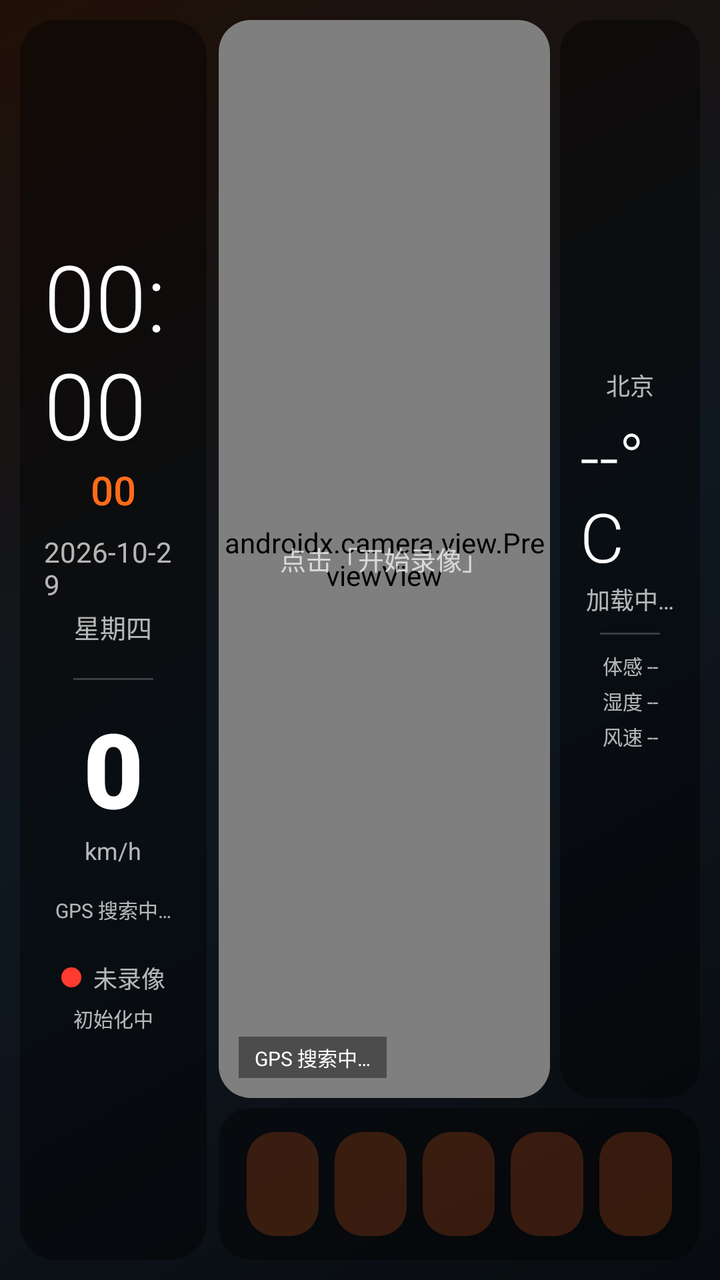
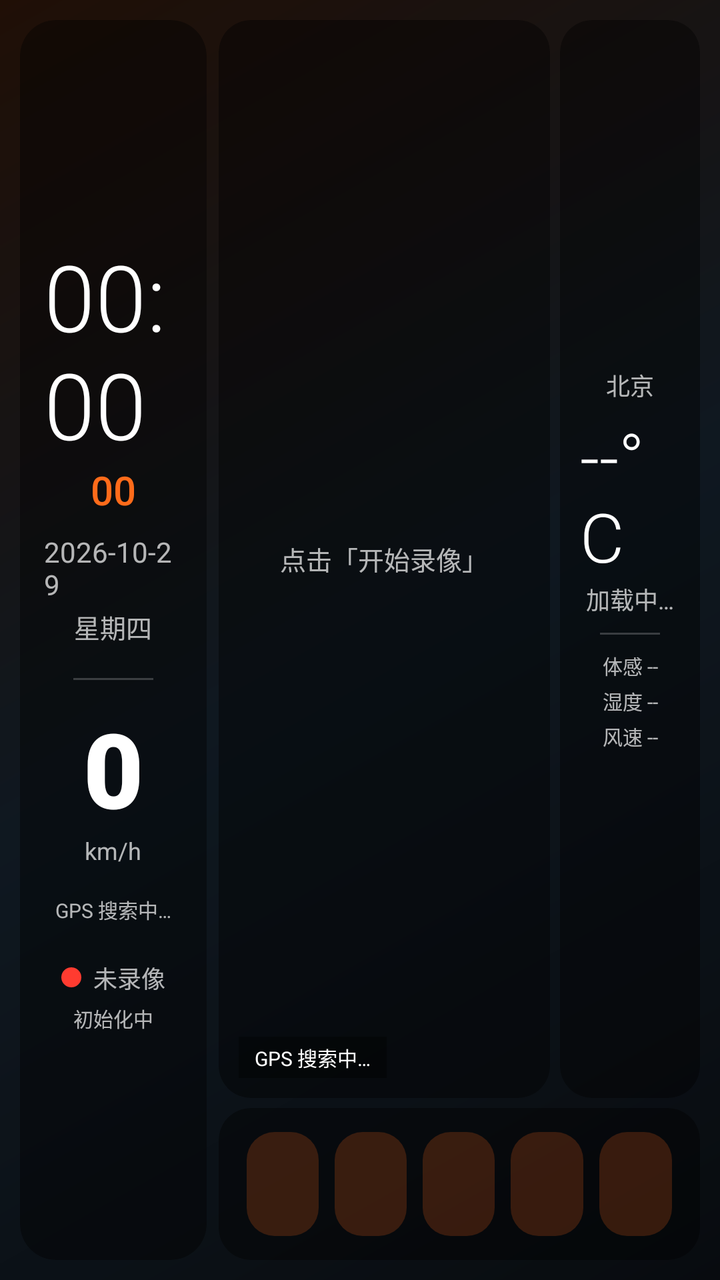

Compare the two renders of this Android layout. The source of the first and the diff that turns it into the second are given below.
<!-- AndroidManifest.xml: activity theme Theme.MotoPlay.Fullscreen -->
<!-- res/layout/activity_main.xml -->
<?xml version="1.0" encoding="utf-8"?>

<FrameLayout xmlns:android="http://schemas.android.com/apk/res/android"
    xmlns:app="http://schemas.android.com/apk/res-auto"
    android:id="@+id/rootLayout"
    android:layout_width="match_parent"
    android:layout_height="match_parent"
    android:background="@android:color/black">
    
    <ImageView
        android:id="@+id/ivWallpaper"
        android:layout_width="match_parent"
        android:layout_height="match_parent"
        android:scaleType="centerCrop"
        android:contentDescription="@null"
        android:src="@drawable/bg_default" />
    
    <View
        android:id="@+id/wallpaperScrim"
        android:layout_width="match_parent"
        android:layout_height="match_parent"
        android:background="#40000000" />
    
    <LinearLayout
        android:layout_width="match_parent"
        android:layout_height="match_parent"
        android:orientation="horizontal"
        android:padding="10dp">
        
        <androidx.cardview.widget.CardView
            android:id="@+id/leftPanel"
            android:layout_width="0dp"
            android:layout_height="match_parent"
            android:layout_weight="0.28"
            android:layout_marginEnd="6dp"
            app:cardCornerRadius="18dp"
            app:cardElevation="0dp"
            app:cardBackgroundColor="@color/glass_bg">
            <LinearLayout
                android:layout_width="match_parent"
                android:layout_height="match_parent"
                android:orientation="vertical"
                android:gravity="center"
                android:padding="12dp">
                <TextView
                    android:id="@+id/tvTime"
                    android:layout_width="wrap_content"
                    android:layout_height="wrap_content"
                    android:text="00:00"
                    android:textColor="@color/text_primary"
                    android:textSize="46sp"
                    android:fontFamily="sans-serif-light"
                    android:includeFontPadding="false" />
                <TextView
                    android:id="@+id/tvSeconds"
                    android:layout_width="wrap_content"
                    android:layout_height="wrap_content"
                    android:text="00"
                    android:textColor="@color/moto_orange"
                    android:textSize="20sp"
                    android:fontFamily="sans-serif-medium" />
                <TextView
                    android:id="@+id/tvDate"
                    android:layout_width="wrap_content"
                    android:layout_height="wrap_content"
                    android:layout_marginTop="8dp"
                    android:text="2026-10-29"
                    android:textColor="@color/text_secondary"
                    android:textSize="14sp" />
                <TextView
                    android:id="@+id/tvWeekday"
                    android:layout_width="wrap_content"
                    android:layout_height="wrap_content"
                    android:layout_marginTop="2dp"
                    android:text="星期四"
                    android:textColor="@color/text_secondary"
                    android:textSize="13sp" />
                <View
                    android:layout_width="40dp"
                    android:layout_height="1dp"
                    android:layout_marginTop="16dp"
                    android:layout_marginBottom="16dp"
                    android:background="@color/glass_stroke" />
                <TextView
                    android:id="@+id/tvSpeed"
                    android:layout_width="wrap_content"
                    android:layout_height="wrap_content"
                    android:text="0"
                    android:textColor="@color/text_primary"
                    android:textSize="52sp"
                    android:fontFamily="sans-serif-black"
                    android:includeFontPadding="false" />
                <TextView
                    android:layout_width="wrap_content"
                    android:layout_height="wrap_content"
                    android:text="km/h"
                    android:textColor="@color/text_secondary"
                    android:textSize="12sp" />
                <TextView
                    android:id="@+id/tvCoord"
                    android:layout_width="match_parent"
                    android:layout_height="wrap_content"
                    android:layout_marginTop="14dp"
                    android:gravity="center"
                    android:text="GPS 搜索中…"
                    android:textColor="@color/text_secondary"
                    android:textSize="10sp"
                    android:maxLines="2" />
                <LinearLayout
                    android:layout_width="wrap_content"
                    android:layout_height="wrap_content"
                    android:layout_marginTop="18dp"
                    android:gravity="center_vertical"
                    android:orientation="horizontal">
                    <View
                        android:id="@+id/recDot"
                        android:layout_width="10dp"
                        android:layout_height="10dp"
                        android:background="@drawable/shape_dot_red" />
                    <TextView
                        android:id="@+id/tvRecStatus"
                        android:layout_width="wrap_content"
                        android:layout_height="wrap_content"
                        android:layout_marginStart="6dp"
                        android:text="未录像"
                        android:textColor="@color/text_secondary"
                        android:textSize="12sp" />
                </LinearLayout>
                <TextView
                    android:id="@+id/tvCameraMode"
                    android:layout_width="wrap_content"
                    android:layout_height="wrap_content"
                    android:layout_marginTop="4dp"
                    android:text="初始化中"
                    android:textColor="@color/text_secondary"
                    android:textSize="10sp" />
            </LinearLayout>
        </androidx.cardview.widget.CardView>
        
        <LinearLayout
            android:layout_width="0dp"
            android:layout_height="match_parent"
            android:layout_weight="0.72"
            android:orientation="vertical">
            
            <LinearLayout
                android:layout_width="match_parent"
                android:layout_height="0dp"
                android:layout_weight="1"
                android:orientation="horizontal">
                
                <androidx.cardview.widget.CardView
                    android:layout_width="0dp"
                    android:layout_height="match_parent"
                    android:layout_weight="1"
                    android:layout_marginEnd="5dp"
                    app:cardCornerRadius="16dp"
                    app:cardElevation="0dp"
                    app:cardBackgroundColor="@color/glass_bg">
                    <FrameLayout
                        android:layout_width="match_parent"
                        android:layout_height="match_parent">
                        <androidx.camera.view.PreviewView
                            android:id="@+id/previewView"
                            android:layout_width="match_parent"
                            android:layout_height="match_parent"
                            app:scaleType="fillCenter" />
                        <androidx.camera.view.PreviewView
                            android:id="@+id/frontPreviewView"
                            android:layout_width="110dp"
                            android:layout_height="80dp"
                            android:layout_gravity="top|end"
                            android:layout_margin="8dp"
                            android:visibility="gone"
                            app:scaleType="fillCenter" />
                        <TextView
                            android:id="@+id/tvWatermark"
                            android:layout_width="wrap_content"
                            android:layout_height="wrap_content"
                            android:layout_gravity="bottom|start"
                            android:layout_margin="10dp"
                            android:background="#66000000"
                            android:paddingHorizontal="8dp"
                            android:paddingVertical="3dp"
                            android:text="GPS 搜索中…"
                            android:textColor="@color/white"
                            android:textSize="10sp" />
                        <TextView
                            android:id="@+id/tvPreviewHint"
                            android:layout_width="wrap_content"
                            android:layout_height="wrap_content"
                            android:layout_gravity="center"
                            android:text="点击「开始录像」"
                            android:textColor="@color/text_secondary"
                            android:textSize="13sp" />
                    </FrameLayout>
                </androidx.cardview.widget.CardView>
                
                <androidx.cardview.widget.CardView
                    android:layout_width="0dp"
                    android:layout_height="match_parent"
                    android:layout_weight="0.42"
                    app:cardCornerRadius="16dp"
                    app:cardElevation="0dp"
                    app:cardBackgroundColor="@color/glass_bg">
                    <LinearLayout
                        android:layout_width="match_parent"
                        android:layout_height="match_parent"
                        android:orientation="vertical"
                        android:gravity="center"
                        android:padding="10dp">
                        <TextView
                            android:id="@+id/tvWeatherCity"
                            android:layout_width="wrap_content"
                            android:layout_height="wrap_content"
                            android:text="北京"
                            android:textColor="@color/text_secondary"
                            android:textSize="12sp" />
                        <TextView
                            android:id="@+id/tvWeatherTemp"
                            android:layout_width="wrap_content"
                            android:layout_height="wrap_content"
                            android:layout_marginTop="4dp"
                            android:text="--°C"
                            android:textColor="@color/text_primary"
                            android:textSize="34sp"
                            android:fontFamily="sans-serif-light" />
                        <TextView
                            android:id="@+id/tvWeatherDesc"
                            android:layout_width="wrap_content"
                            android:layout_height="wrap_content"
                            android:text="加载中…"
                            android:textColor="@color/text_secondary"
                            android:textSize="12sp" />
                        <View
                            android:layout_width="30dp"
                            android:layout_height="1dp"
                            android:layout_marginVertical="8dp"
                            android:background="@color/glass_stroke" />
                        <TextView
                            android:id="@+id/tvWeatherDetail"
                            android:layout_width="match_parent"
                            android:layout_height="wrap_content"
                            android:gravity="center"
                            android:text="体感 --\n湿度 --\n风速 --"
                            android:textColor="@color/text_secondary"
                            android:textSize="10sp"
                            android:lineSpacingExtra="3dp" />
                    </LinearLayout>
                </androidx.cardview.widget.CardView>
            </LinearLayout>
            
            <androidx.cardview.widget.CardView
                android:layout_width="match_parent"
                android:layout_height="76dp"
                android:layout_marginTop="5dp"
                app:cardCornerRadius="16dp"
                app:cardElevation="0dp"
                app:cardBackgroundColor="@color/glass_bg">
                <LinearLayout
                    android:layout_width="match_parent"
                    android:layout_height="match_parent"
                    android:orientation="horizontal"
                    android:gravity="center_vertical"
                    android:paddingHorizontal="10dp">
                    <Button
                        android:id="@+id/btnRecord"
                        style="@style/MotoButton"
                        android:text="开始录像" />
                    <Button
                        android:id="@+id/btnLock"
                        style="@style/MotoButton"
                        android:text="锁定视频" />
                    <Button
                        android:id="@+id/btnList"
                        style="@style/MotoButton"
                        android:text="视频列表" />
                    <Button
                        android:id="@+id/btnWallpaper"
                        style="@style/MotoButton"
                        android:text="壁纸" />
                    <Button
                        android:id="@+id/btnSettings"
                        style="@style/MotoButton"
                        android:text="设置" />
                </LinearLayout>
            </androidx.cardview.widget.CardView>
        </LinearLayout>
    </LinearLayout>
</FrameLayout>
<!-- resources referenced by this layout -->
<resources>
  <color name="glass_bg">#66000000</color>
  <color name="glass_stroke">#33FFFFFF</color>
  <color name="moto_orange">#FFFF6B1A</color>
  <color name="text_primary">#FFFFFFFF</color>
  <color name="text_secondary">#B3FFFFFF</color>
  <color name="white">#FFFFFFFF</color>
  <!-- drawable bg_default (drawable) -->
  <?xml version="1.0" encoding="utf-8"?>
  
  <layer-list xmlns:android="http://schemas.android.com/apk/res/android">
      <item>
          <shape android:shape="rectangle">
              <gradient
                  android:angle="135"
                  android:startColor="#FF0B0F14"
                  android:centerColor="#FF14202B"
                  android:endColor="#FF2A1408"
                  android:type="linear" />
          </shape>
      </item>
  </layer-list>
  <!-- drawable shape_dot_red (drawable) -->
  <?xml version="1.0" encoding="utf-8"?>
  
  <shape xmlns:android="http://schemas.android.com/apk/res/android" android:shape="oval">
      <solid android:color="@color/rec_red" />
      <size android:width="10dp" android:height="10dp" />
  </shape>
  <style name="MotoButton" parent="Widget.Material3.Button.TonalButton">
          <item name="android:layout_width">0dp</item>
          <item name="android:layout_height">52dp</item>
          <item name="android:layout_weight">1</item>
          <item name="android:layout_marginHorizontal">4dp</item>
          <item name="android:textSize">13sp</item>
          <item name="android:textColor">@color/white</item>
          <item name="backgroundTint">#33FF6B1A</item>
          <item name="cornerRadius">14dp</item>
          <item name="android:insetTop">0dp</item>
          <item name="android:insetBottom">0dp</item>
          <item name="android:textAllCaps">false</item>
      </style>
  <style name="Theme.MotoPlay.Fullscreen" parent="Theme.MotoPlay">
          <item name="android:windowFullscreen">true</item>
          <item name="android:windowContentOverlay">@null</item>
          <item name="android:windowActionBar">false</item>
          <item name="android:windowNoTitle">true</item>
          <item name="android:windowBackground">@android:color/black</item>
          <item name="android:windowLayoutInDisplayCutoutMode" tools:targetApi="27">shortEdges</item>
      </style>
  <color name="rec_red">#FFFF3B30</color>
  <style name="Theme.MotoPlay" parent="Theme.Material3.DayNight.NoActionBar">
          <item name="colorPrimary">@color/moto_orange</item>
          <item name="colorOnPrimary">@color/white</item>
          <item name="android:statusBarColor">@android:color/transparent</item>
          <item name="android:navigationBarColor">@android:color/transparent</item>
      </style>
</resources>

<!-- the commit's change to res/layout/activity_main.xml (unified diff, before → after) -->
@@ -160,19 +160,10 @@
                     <FrameLayout
                         android:layout_width="match_parent"
                         android:layout_height="match_parent">
-                        <androidx.camera.view.PreviewView
+                        <TextureView
                             android:id="@+id/previewView"
                             android:layout_width="match_parent"
-                            android:layout_height="match_parent"
-                            app:scaleType="fillCenter" />
-                        <androidx.camera.view.PreviewView
-                            android:id="@+id/frontPreviewView"
-                            android:layout_width="110dp"
-                            android:layout_height="80dp"
-                            android:layout_gravity="top|end"
-                            android:layout_margin="8dp"
-                            android:visibility="gone"
-                            app:scaleType="fillCenter" />
+                            android:layout_height="match_parent" />
                         <TextView
                             android:id="@+id/tvWatermark"
                             android:layout_width="wrap_content"
